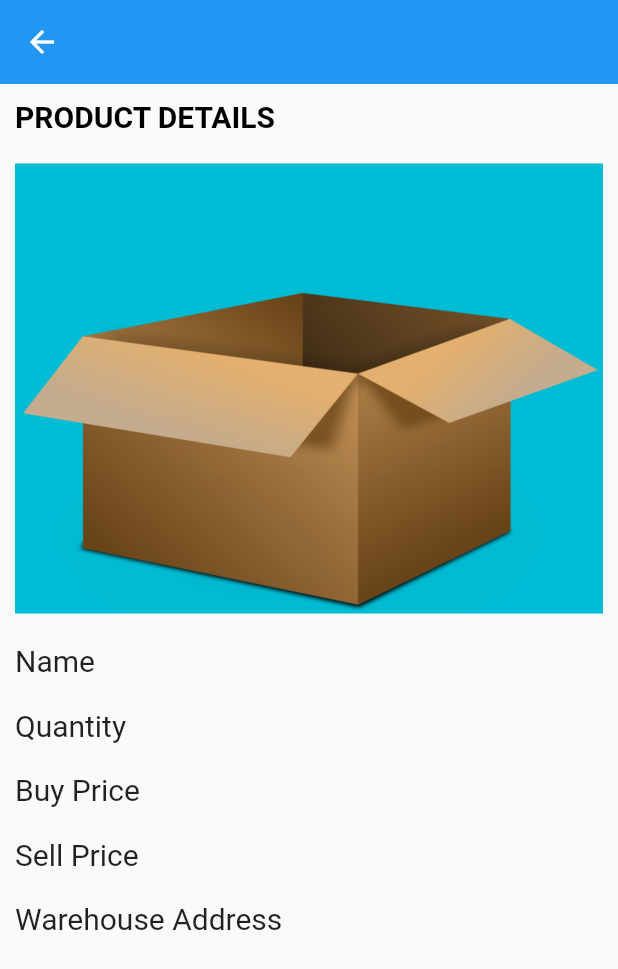
After one commit to richard-gusmao/inventory, a Flutter app: the ProductDetailScreen screen opened directly, on a phone screen of 412 x 824 dp. The commit adds this screen. Shown: the top 969 px of the screen. Run offline on Flutter 3.47's test engine with Material 2 defaults, Android fonts, the phone set to English and light mode, and no system bars.

Commit message:
Add Detail and Edit Screen

```diff
--- /dev/null
+++ b/lib/screens/product_detail_screen.dart
@@ -0,0 +1,98 @@
+import 'package:flutter/material.dart';
+
+class ProductDetailScreen extends StatelessWidget {
+  const ProductDetailScreen({super.key});
+
+  @override
+  Widget build(BuildContext context) {
+    return Scaffold(
+      appBar: AppBar(
+        elevation: 0,
+      ),
+      body: Container(
+        padding: const EdgeInsets.all(10),
+        child: Column(
+          mainAxisAlignment: MainAxisAlignment.start,
+          crossAxisAlignment: CrossAxisAlignment.start,
+          children: [
+            Text(
+              "PRODUCT DETAILs".toUpperCase(),
+              style: TextStyle(
+                color: Colors.black,
+                fontSize: 20,
+                fontWeight: FontWeight.bold,
+              ),
+            ),
+            const SizedBox(
+              height: 20,
+            ),
+            Container(
+              decoration: BoxDecoration(
+                color: Colors.cyan,
+              ),
+              height: 300,
+              width: double.infinity,
+              child: Image.asset(
+                "assets/box.png",
+                fit: BoxFit.fill,
+              ),
+            ),
+            SizedBox(
+              height: 20,
+            ),
+            Text(
+              "Name",
+              style: TextStyle(
+                color: Colors.black87,
+                fontSize: 20,
+              ),
+            ),
+            SizedBox(
+              height: 20,
+            ),
+            Text(
+              "Quantity",
+              style: TextStyle(
+                color: Colors.black87,
+                fontSize: 20,
+              ),
+            ),
+            SizedBox(
+              height: 20,
+            ),
+            Text(
+              "Buy Price",
+              style: TextStyle(
+                color: Colors.black87,
+                fontSize: 20,
+              ),
+            ),
+            SizedBox(
+              height: 20,
+            ),
+            Text(
+              "Sell Price",
+              style: TextStyle(
+                color: Colors.black87,
+                fontSize: 20,
+              ),
+            ),
+            SizedBox(
+              height: 20,
+            ),
+            Text(
+              "Warehouse Address",
+              style: TextStyle(
+                color: Colors.black87,
+                fontSize: 20,
+              ),
+            ),
+            SizedBox(
+              height: 20,
+            ),
+          ],
+        ),
+      ),
+    );
+  }
+}
```
Also changed, not shown: lib/screens/edit_product_screen.dart (added, +148 -0 lines), lib/screens/home_screen.dart (+13 -2 lines), 1 other file.
